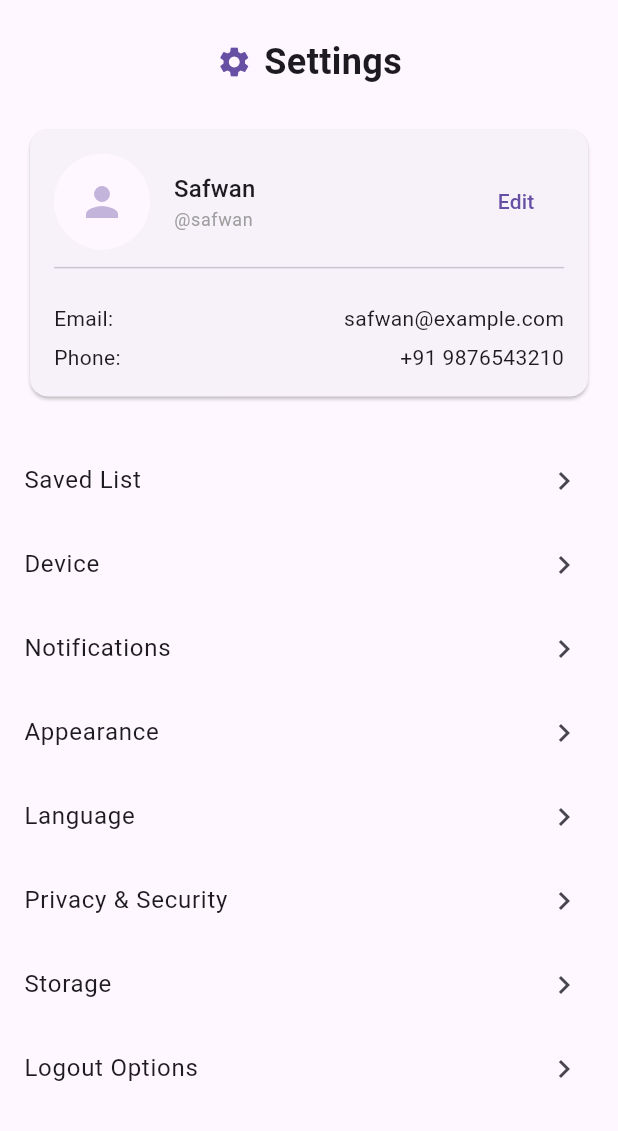
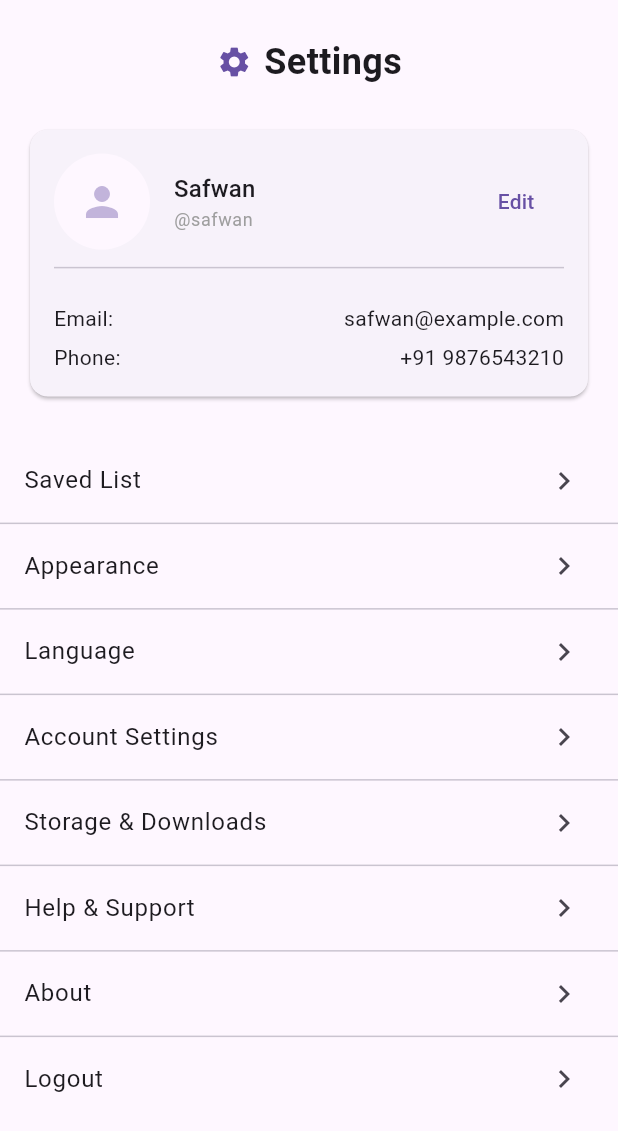
Before and after one commit to Iwan2264/projectmovie, a Flutter app: the SettingsPage screen opened directly, on a phone screen of 412 x 824 dp. Shown: the top 1131 px of the screen. Run offline on Flutter 3.47's test engine with Material 3 defaults, Android fonts, the phone set to English and light mode, and no system bars; our stand-ins replace flutter_dotenv, flutter_rating_bar, get, get_storage, image_picker, marquee and 3 more; accounts and stored records are empty; network calls fail.

Commit message:
Settings

```diff
--- a/lib/controllers/settings_controllers/settings_controller.dart
+++ b/lib/controllers/settings_controllers/settings_controller.dart
@@ -29,13 +29,13 @@ final profileImage = Rxn<File>();
   // Settings list
   var settings = <String>[
     'Saved List',
-    'Device',
-    'Notifications',
     'Appearance',
     'Language',
-    'Privacy & Security',
-    'Storage',
-    'Logout Options',
+    'Account Settings',
+    'Storage & Downloads',
+    'Help & Support',
+    'About',
+    'Logout',
   ].obs;
 
 @override
--- a/lib/main.dart
+++ b/lib/main.dart
@@ -21,7 +21,7 @@ void main() async {
 }
 
 class ProjectMovieApp extends StatelessWidget {
-  const ProjectMovieApp({super.key}); // ✅ const constructor
+  const ProjectMovieApp({super.key});
 
   @override
   Widget build(BuildContext context) {
@@ -38,9 +38,7 @@ class ProjectMovieApp extends StatelessWidget {
             brightness: Brightness.dark,
             primarySwatch: Colors.red,
           ),
-          themeMode: themeController.isDarkMode.value
-              ? ThemeMode.dark
-              : ThemeMode.light,
+          themeMode: themeController.themeMode.value,
 
           home: const BaseScaffold(),
 
--- a/lib/pages/settings/settings_page.dart
+++ b/lib/pages/settings/settings_page.dart
@@ -1,8 +1,8 @@
 import 'package:flutter/material.dart';
 import 'package:get/get.dart';
 import 'package:projectmovie/controllers/settings_controllers/settings_controller.dart';
-import 'package:projectmovie/pages/settings/settings_widget/profile_widget.dart';
-import 'package:projectmovie/pages/settings/settings_widget/settings_subpages_widget.dart';
+import 'package:projectmovie/pages/settings/widget/profile_widget.dart';
+import 'package:projectmovie/pages/settings/widget/settings_subpages_widget.dart';
 
 class SettingsPage extends StatelessWidget {
   SettingsPage({Key? key}) : super(key: key);
@@ -50,7 +50,7 @@ class SettingsPage extends StatelessWidget {
 
                         const SizedBox(height: 24),
                         SubSettingsListWidget(
-                          settings: controller.settings,
+                          settings: controller.settings.toList(), // Convert RxList to List
                           onTap: (setting) {
                             //Get.snackbar('Clicked', 'Tapped on $setting');
                           },
--- a/lib/pages/settings/settings_widget/profile_widget.dart
+++ b/lib/pages/settings/widget/profile_widget.dart
@@ -1,4 +1,5 @@
 import 'package:flutter/material.dart';
+import 'package:get/get.dart'; // <-- Add this import
 import '../../../controllers/settings_controllers/settings_controller.dart';
 
 class ProfileInfoWidget extends StatelessWidget {
@@ -8,7 +9,8 @@ class ProfileInfoWidget extends StatelessWidget {
 
   @override
   Widget build(BuildContext context) {
-    return Padding(
+    // Wrap the widget in Obx to reactively update on Rx changes
+    return Obx(() => Padding(
       padding: const EdgeInsets.symmetric(horizontal: 16.0),
       child: Card(
         shape: RoundedRectangleBorder(
@@ -159,6 +161,6 @@ class ProfileInfoWidget extends StatelessWidget {
           ),
         ),
       ),
-    );
+    ));
   }
 }
--- /dev/null
+++ b/lib/pages/settings/widget/settings_routes.dart
@@ -0,0 +1,19 @@
+import 'package:flutter/material.dart';
+//import 'package:projectmovie/pages/settings/subpages/saved_list_page.dart';
+import 'package:projectmovie/pages/settings/subpages/appearance_page.dart';
+//import 'package:projectmovie/pages/settings/subpages/language_page.dart';
+//import 'package:projectmovie/pages/settings/subpages/account_settings_page.dart';
+//import 'package:projectmovie/pages/settings/subpages/storage_downloads_page.dart';
+//import 'package:projectmovie/pages/settings/subpages/help_support_page.dart';
+import 'package:projectmovie/about_page.dart';
+//import 'package:projectmovie/pages/auth/login_page.dart';
+
+final Map<String, Widget Function()> settingsRoutes = {
+  //'Saved List': () => SavedListPage(),
+  'Appearance': () => AppearancePage(),
+  //'Language': () => LanguagePage(),
+  //'Account Settings': () => AccountSettingsPage(),
+  //'Storage & Downloads': () => StorageDownloadsPage(),
+  //'Help & Support': () => HelpSupportPage(),
+  'About': () => AboutPage(),
+};
--- a/lib/pages/settings/settings_widget/settings_subpages_widget.dart
+++ b/lib/pages/settings/widget/settings_subpages_widget.dart
@@ -12,14 +12,24 @@ class SubSettingsListWidget extends StatelessWidget {
 
   @override
   Widget build(BuildContext context) {
-    return Column(
-      children: settings.map((setting) {
+    if (settings.isEmpty) {
+      return const Center(
+        child: Text('No settings available.'),
+      );
+    }
+    return ListView.separated(
+      shrinkWrap: true,
+      physics: const NeverScrollableScrollPhysics(),
+      itemCount: settings.length,
+      separatorBuilder: (context, index) => const Divider(height: 1),
+      itemBuilder: (context, index) {
+        final setting = settings[index];
         return ListTile(
           title: Text(setting),
           trailing: const Icon(Icons.chevron_right),
           onTap: () => onTap?.call(setting),
         );
-      }).toList(),
+      },
     );
   }
 }
```
Also changed, not shown: lib/about_page.dart (added, +69 -0 lines), lib/controllers/settings_controllers/theme_controller.dart (+8 -10 lines), lib/pages/settings/subpages/appearance_page.dart (added, +48 -0 lines), lib/pages/auth/login_page.dart (added), lib/pages/settings/subpages/account_settings_page.dart (added), lib/pages/settings/subpages/help_support_page.dart (added), lib/pages/settings/subpages/language_page.dart (added), lib/pages/settings/subpages/storage_downloads_page.dart (added).
